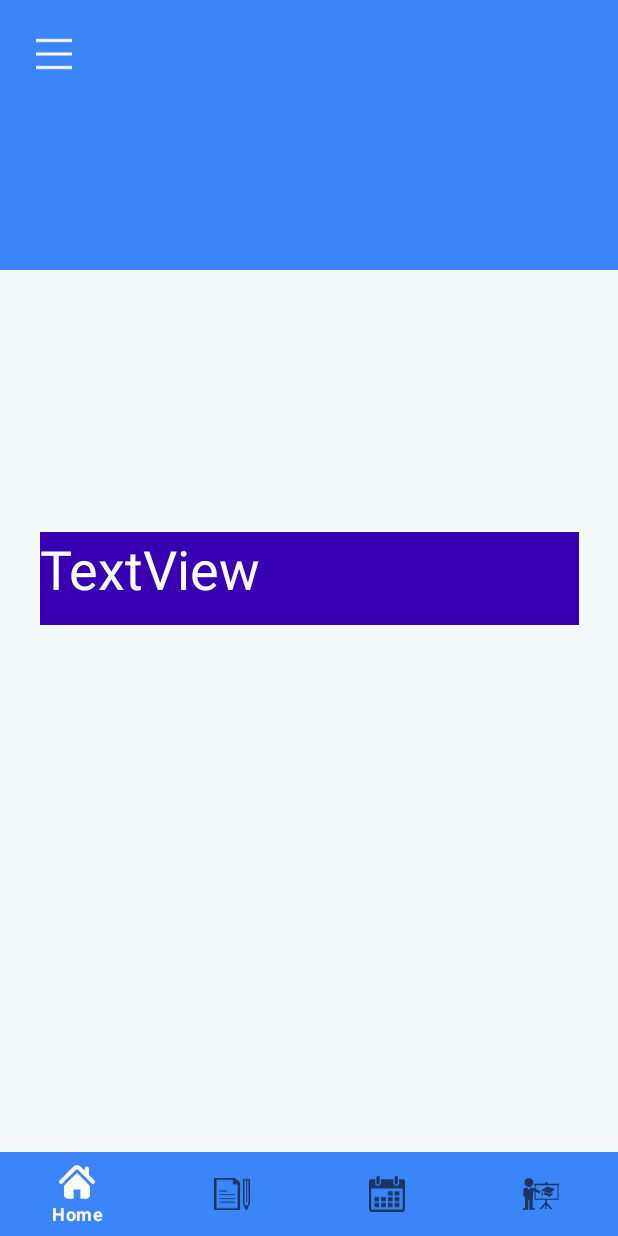
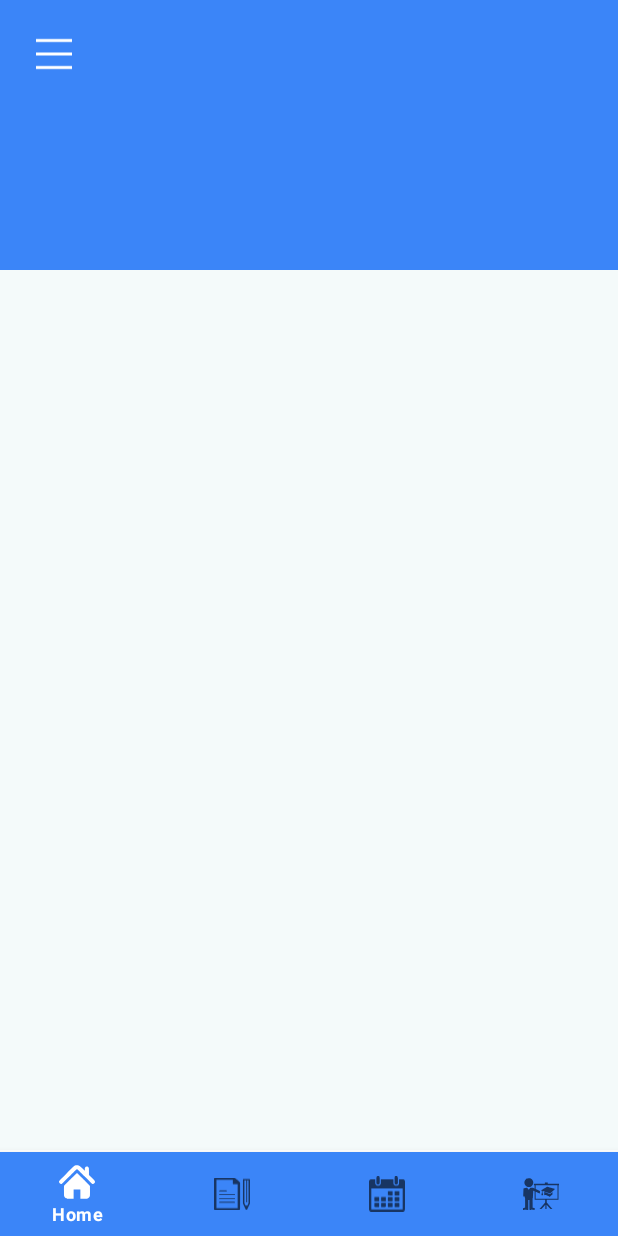
Before and after one commit to rlvidanapathirana/UniLife, an Android app: the screen it shows after launch (MainActivity), on a phone screen of 412 x 824 dp. Run offline under Robolectric (Android 15) with nearby library versions, the phone set to English and light mode, and no system bars.

Commit message:
rename the dbhandler class

```diff
--- a/app/src/main/java/com/shadowsquad/unilife/DbHandler.java
+++ b/app/src/main/java/com/shadowsquad/unilife/DbHandlerEvent.java
@@ -15,7 +15,7 @@ import java.util.List;
 import static android.icu.text.MessagePattern.ArgType.SELECT;
 import static java.time.LocalDateTime.MIN;
 
-public class DbHandler extends SQLiteOpenHelper {
+public class DbHandlerEvent extends SQLiteOpenHelper {
     private static final int VERSION = 1;
     private static final String DB_NAME = "unilife";
     private static final String EVENT_TABLE_NAME = "Event";
@@ -34,7 +34,7 @@ public class DbHandler extends SQLiteOpenHelper {
     private static final String FINISHED = "finished";
     private static final String STARTED = "started";
 
-    public DbHandler(@Nullable Context context) {
+    public DbHandlerEvent(@Nullable Context context) {
         super(context, DB_NAME, null, VERSION);
     }
 
--- a/app/src/main/res/layout/fragment_home.xml
+++ b/app/src/main/res/layout/fragment_home.xml
@@ -28,19 +28,5 @@
             app:srcCompat="@drawable/menu" />
     </LinearLayout>
 
-    <TextView
-        android:id="@+id/counterEventtext"
-        android:layout_width="359dp"
-        android:layout_height="62dp"
-        android:background="@color/purple_700"
-        android:text="TextView"
-        android:textColor="@color/white"
-        android:textSize="36sp"
-        app:layout_constraintBottom_toBottomOf="parent"
-        app:layout_constraintEnd_toEndOf="parent"
-        app:layout_constraintStart_toStartOf="parent"
-        app:layout_constraintTop_toBottomOf="@+id/linearLayout3"
-        app:layout_constraintVertical_bias="0.333" />
-
 
 </androidx.constraintlayout.widget.ConstraintLayout>
```
Also changed, not shown: app/src/main/java/com/shadowsquad/unilife/EventFragment.java (+4 -6 lines), app/src/main/java/com/shadowsquad/unilife/createEvent.java (+3 -13 lines), app/src/main/java/com/shadowsquad/unilife/edit_event.java (+5 -8 lines).
